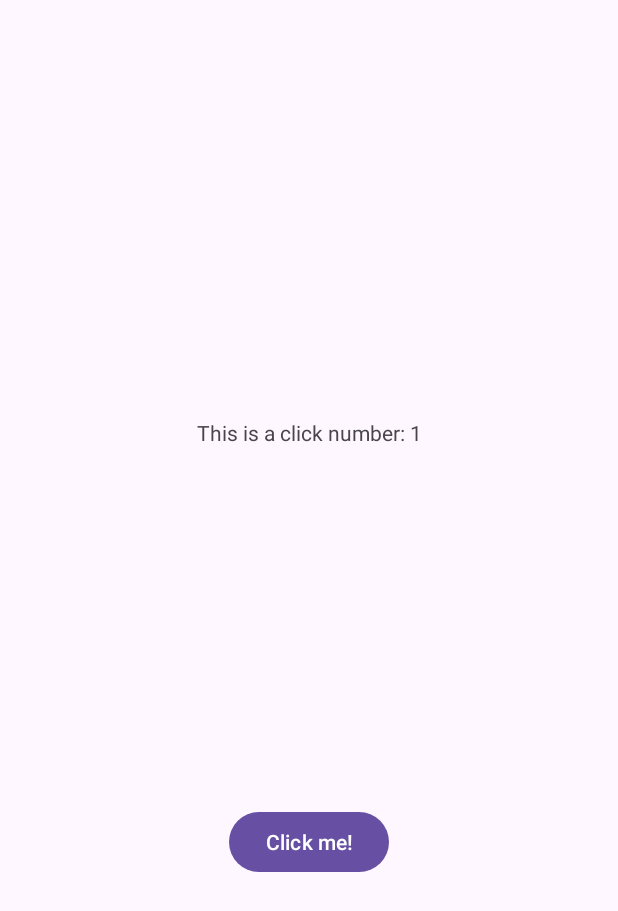
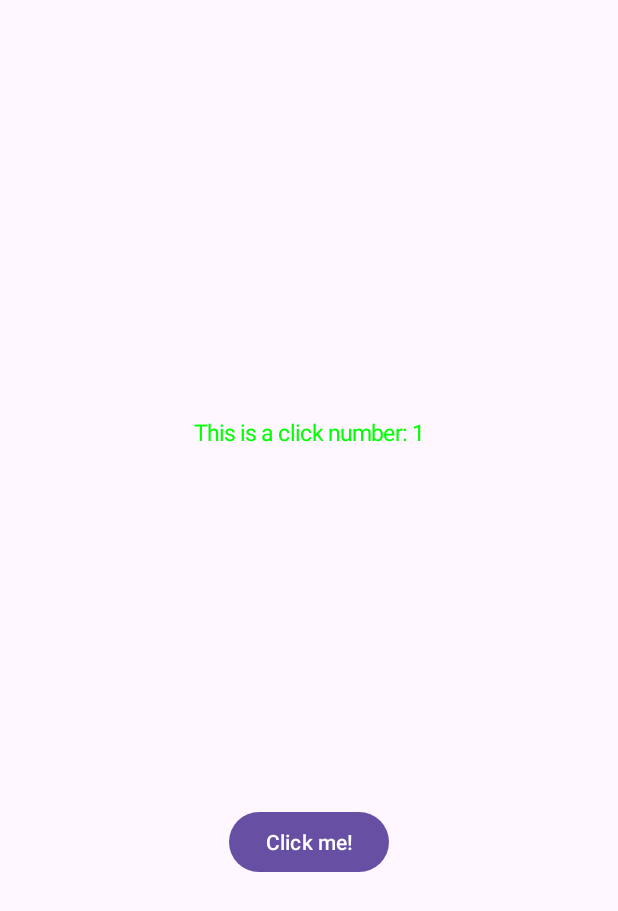
Before and after one commit to ml3424/HW_TV_ex4, an Android app: the screen it shows after launch (MainActivity), after a tap on "Click me!", on a phone screen of 412 x 824 dp. Shown: the top 911 px of the screen. Run offline under Robolectric (Android 15) with nearby library versions, the phone set to English and light mode, and no system bars.

Commit message:
cool stuff and end

```diff
--- a/app/src/main/java/com/example/hw_tv_ex4/MainActivity.java
+++ b/app/src/main/java/com/example/hw_tv_ex4/MainActivity.java
@@ -2,6 +2,7 @@ package com.example.hw_tv_ex4;
 
 import androidx.appcompat.app.AppCompatActivity;
 
+import android.graphics.Color;
 import android.os.Bundle;
 import android.view.View;
 import android.widget.Button;
@@ -25,10 +26,14 @@ public class MainActivity extends AppCompatActivity {
         counter ++;
         if(counter < 7*m)
         {
+            tV.setTextColor(Color.GREEN);
+            tV.setTextSize(15);
             tV.setText("This is a click number: " + counter);
         }
         else
         {
+            tV.setTextColor(Color.RED);
+            tV.setTextSize(30);
             tV.setText("BOOM!");
             m++;
         }
```
